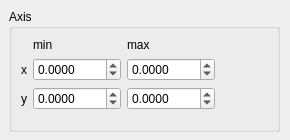
koalakoker/gSim, file waxisctrl.ui: the form before one commit.
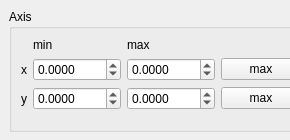
The form after the commit.

Commit message: Axis control with maximize button implemented

Patch:
```diff
--- a/waxisctrl.ui
+++ b/waxisctrl.ui
@@ -24,7 +24,7 @@
     <rect>
      <x>9</x>
      <y>9</y>
-     <width>271</width>
+     <width>291</width>
      <height>123</height>
     </rect>
    </property>
@@ -129,6 +129,20 @@
            </property>
           </widget>
          </item>
+         <item row="1" column="3">
+          <widget class="QPushButton" name="maximizeX">
+           <property name="text">
+            <string>max</string>
+           </property>
+          </widget>
+         </item>
+         <item row="2" column="3">
+          <widget class="QPushButton" name="maximizeY">
+           <property name="text">
+            <string>max</string>
+           </property>
+          </widget>
+         </item>
         </layout>
        </item>
       </layout>
```
The commit also changes 4 other files.
